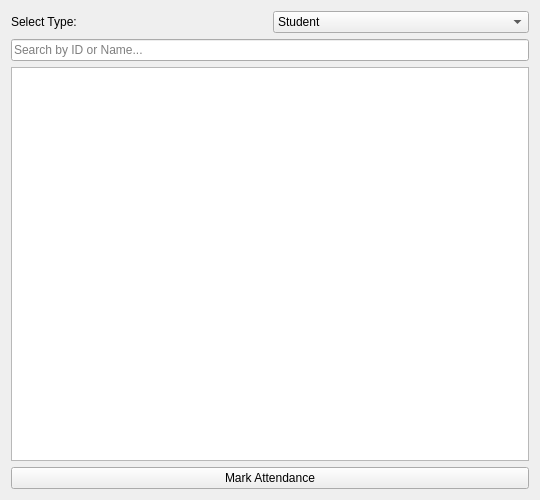
Qt form AdminPanel/AttendanceManagement.ui (sarimkhan4/SchoolManagementSystem) before a commit.
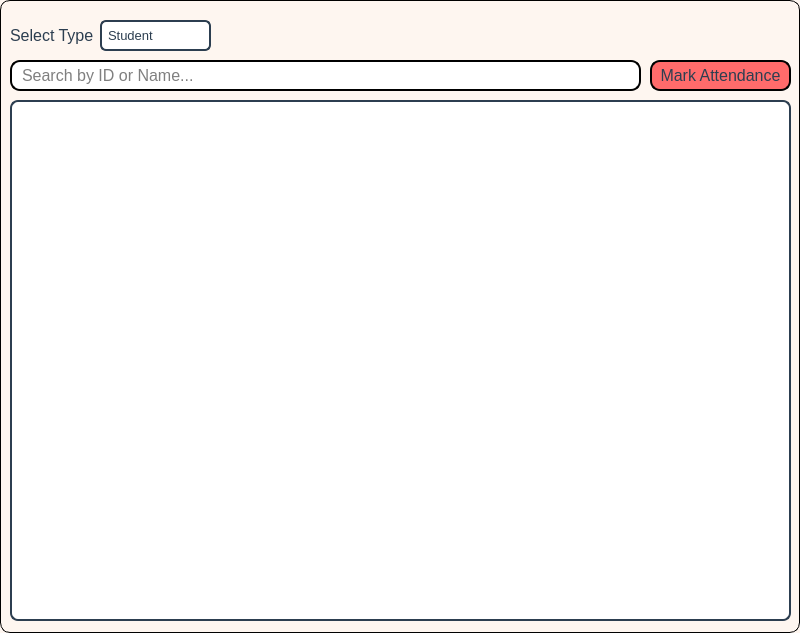
The same form after that commit.

```diff
--- a/AdminPanel/AttendanceManagement.ui
+++ b/AdminPanel/AttendanceManagement.ui
@@ -2,61 +2,200 @@
 <ui version="4.0">
  <class>AttendanceManagement</class>
  <widget class="QWidget" name="AttendanceManagement">
+  <property name="enabled">
+   <bool>true</bool>
+  </property>
   <property name="geometry">
    <rect>
     <x>0</x>
     <y>0</y>
-    <width>540</width>
-    <height>500</height>
+    <width>800</width>
+    <height>633</height>
    </rect>
   </property>
+  <property name="sizePolicy">
+   <sizepolicy hsizetype="Fixed" vsizetype="Preferred">
+    <horstretch>0</horstretch>
+    <verstretch>0</verstretch>
+   </sizepolicy>
+  </property>
+  <property name="mouseTracking">
+   <bool>false</bool>
+  </property>
   <property name="windowTitle">
    <string>Attendance Management</string>
   </property>
-  <layout class="QVBoxLayout" name="verticalLayout">
+  <property name="layoutDirection">
+   <enum>Qt::LayoutDirection::LeftToRight</enum>
+  </property>
+  <property name="styleSheet">
+   <string notr="true">QWidget#AttendanceManagement {
+        background-color: #fef6f0   ;
+        border: 1px solid black;
+        border-radius: 10%;
+}</string>
+  </property>
+  <widget class="QLineEdit" name="searchBar">
+   <property name="geometry">
+    <rect>
+     <x>10</x>
+     <y>60</y>
+     <width>631</width>
+     <height>31</height>
+    </rect>
+   </property>
+   <property name="styleSheet">
+    <string notr="true">QLineEdit#searchBar {
+    color: black;;
+    border: 1.5px solid black;;
+    border-radius: 10px;
+        font-size: 16px;
+        padding: 0px 8px 0px 8px;
+}
+</string>
+   </property>
+   <property name="placeholderText">
+    <string>Search by ID or Name...</string>
+   </property>
+  </widget>
+  <widget class="QTableView" name="attendanceTable">
+   <property name="geometry">
+    <rect>
+     <x>10</x>
+     <y>100</y>
+     <width>781</width>
+     <height>521</height>
+    </rect>
+   </property>
+   <property name="styleSheet">
+    <string notr="true">QTableView#attendanceTable {
+    border: 1.5px solid #2c3e50;
+    border-radius: 8px;
+    background-color: #ffffff;
+    font-family: 'Segoe UI', sans-serif;
+    font-size: 11pt;
+    color: #2c3e50;
+    gridline-color: #ecf0f1;
+    alternate-background-color: #f7f9fa;
+    selection-background-color: #d6eaf8;
+    selection-color: #1a252f;
+}
+
+QHeaderView::section {
+    background-color: #2c3e50;
+    color: white;
+    font-weight: bold;
+    font-size: 11pt;
+    padding: 6px;
+    border: none;
+    font-family: 'Segoe UI', sans-serif;
+}
+
+QTableView QTableCornerButton::section {
+    background-color: #2c3e50;
+    border: none;
+}
+
+QTableView::item {
+    padding: 8px 10px;
+    font-size: 9pt;
+}
+
+QTableView::item:selected {
+    background-color: #d6eaf8;
+    color: #1a252f;
+}
+</string>
+   </property>
+  </widget>
+  <widget class="QPushButton" name="markAttendanceButton">
+   <property name="geometry">
+    <rect>
+     <x>650</x>
+     <y>60</y>
+     <width>141</width>
+     <height>31</height>
+    </rect>
+   </property>
+   <property name="styleSheet">
+    <string notr="true">QPushButton#markAttendanceButton {
+    background-color: #ff6b6b;
+    border: 1.5px solid black;
+    border-radius: 10px;
+    font-size: 16px;
+        color: #2c3e50 ;
+}
+
+QPushButton#markAttendanceButton:hover {
+    background-color: #ee5253;
+        color: #2c3e50 ;
+}
+
+</string>
+   </property>
+   <property name="text">
+    <string>Mark Attendance</string>
+   </property>
+  </widget>
+  <widget class="QComboBox" name="attendanceTypeComboBox">
+   <property name="geometry">
+    <rect>
+     <x>100</x>
+     <y>20</y>
+     <width>111</width>
+     <height>31</height>
+    </rect>
+   </property>
+   <property name="styleSheet">
+    <string notr="true">QComboBox#attendanceTypeComboBox {
+    border: 1.5px solid #2c3e50;
+    border-radius: 6px;
+    font-family: 'Segoe UI';
+        padding: 6px;
+    font-size: 10pt;
+    background-color: white;
+    color: #2c3e50;
+}
+QComboBox#attendanceTypeComboBox::drop-down {
+    subcontrol-origin: padding;
+    subcontrol-position: top right;
+    width: 22px;
+    background-color: white;
+    border-top-right-radius: 6px;
+    border-bottom-right-radius: 6px;
+}
+</string>
+   </property>
    <item>
-    <layout class="QHBoxLayout" name="topLayout">
-     <item>
-      <widget class="QLabel" name="label">
-       <property name="text">
-        <string>Select Type:</string>
-       </property>
-      </widget>
-     </item>
-     <item>
-      <widget class="QComboBox" name="attendanceTypeComboBox">
-       <item>
-        <property name="text">
-         <string>Student</string>
-        </property>
-       </item>
-       <item>
-        <property name="text">
-         <string>Teacher</string>
-        </property>
-       </item>
-      </widget>
-     </item>
-    </layout>
+    <property name="text">
+     <string>Student</string>
+    </property>
    </item>
    <item>
-    <widget class="QLineEdit" name="searchBar">
-     <property name="placeholderText">
-      <string>Search by ID or Name...</string>
-     </property>
-    </widget>
+    <property name="text">
+     <string>Teacher</string>
+    </property>
    </item>
-   <item>
-    <widget class="QTableView" name="attendanceTable"/>
-   </item>
-   <item>
-    <widget class="QPushButton" name="markAttendanceButton">
-     <property name="text">
-      <string>Mark Attendance</string>
-     </property>
-    </widget>
-   </item>
-  </layout>
+  </widget>
+  <widget class="QLabel" name="label">
+   <property name="geometry">
+    <rect>
+     <x>10</x>
+     <y>20</y>
+     <width>91</width>
+     <height>31</height>
+    </rect>
+   </property>
+   <property name="styleSheet">
+    <string notr="true">QLabel#label {
+        font-size: 16px;
+        color: #2c3e50 ;
+}</string>
+   </property>
+   <property name="text">
+    <string>Select Type</string>
+   </property>
+  </widget>
  </widget>
  <resources/>
  <connections/>
```
